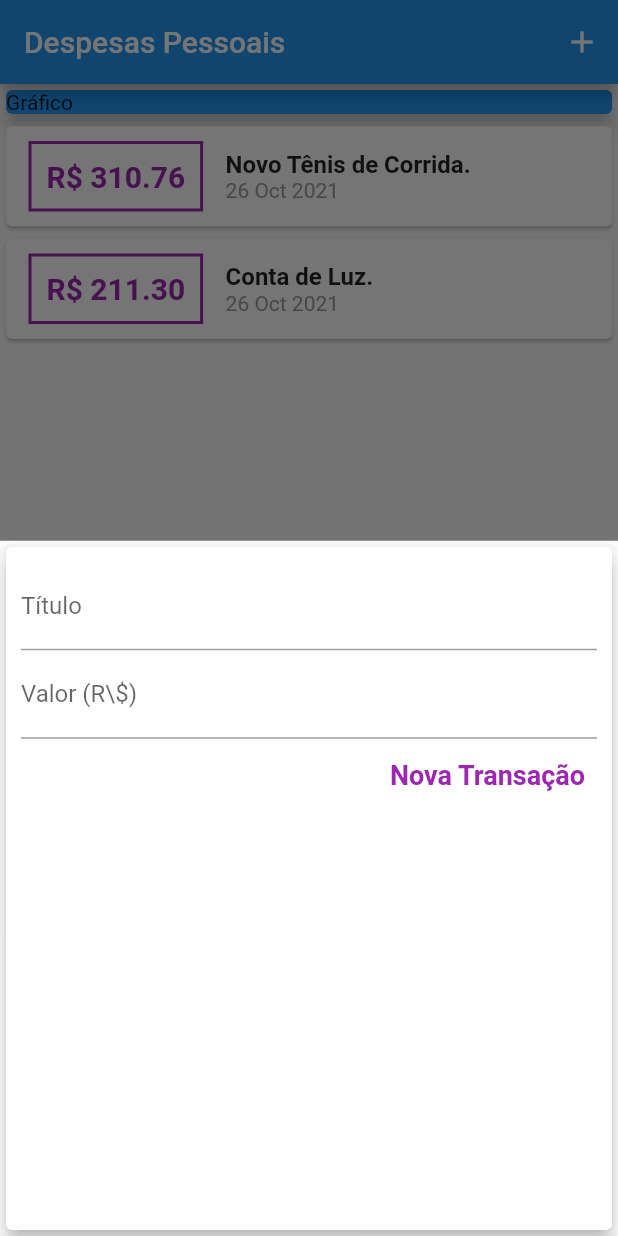
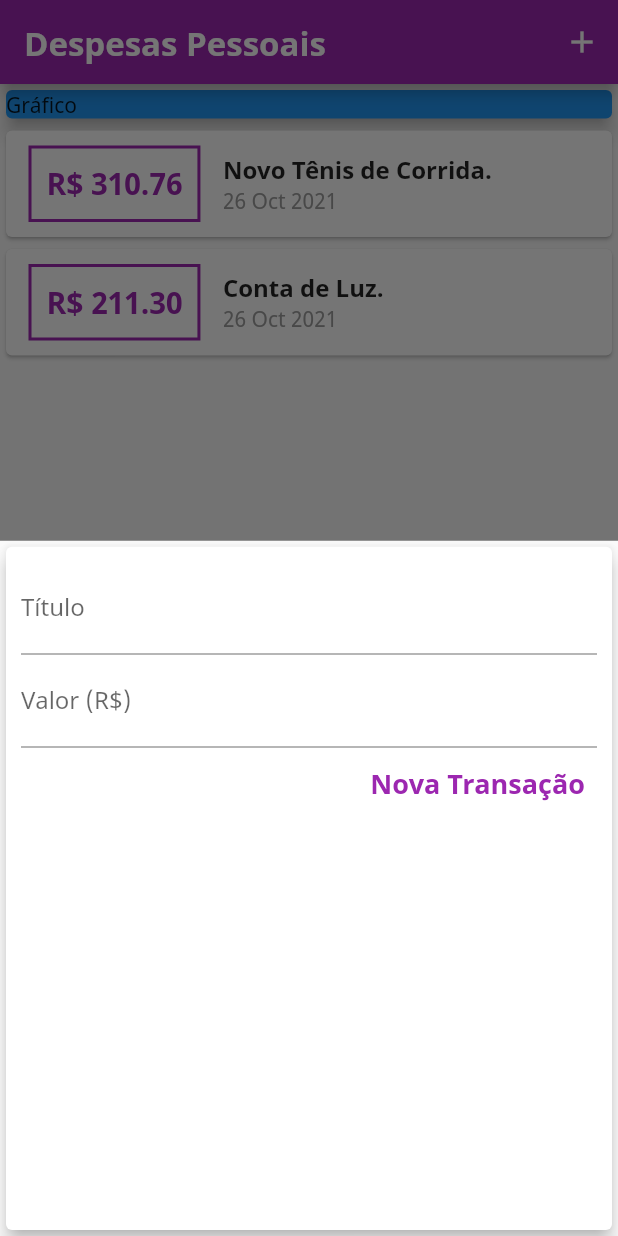
Before and after one commit to renatorv/expenses, a Flutter app: the screen it shows after launch, after a tap on the "add" icon, on a phone screen of 412 x 824 dp. Run offline on Flutter 3.47's test engine with Material 2 defaults, Android fonts, the phone set to English and light mode, and no system bars.

```diff
--- a/lib/components/transaction_form.dart
+++ b/lib/components/transaction_form.dart
@@ -15,7 +15,7 @@ class _TransactionFormState extends State<TransactionForm> {
 
   _submitForm() {
     final title = titleController.text;
-    final value = double.tryParse(valueController.text) ?? 0.0;
+    final value = double.tryParse(valueController.text.replaceAll(',', '.')) ?? 0.0;
 
     if(title.isEmpty || value <= 0){
       return;
@@ -44,7 +44,7 @@ class _TransactionFormState extends State<TransactionForm> {
               keyboardType: TextInputType.numberWithOptions(decimal: true),
               onSubmitted: (_) => _submitForm(),
               decoration: const InputDecoration(
-                labelText: r'Valor (R\$)',
+                labelText: 'Valor (R\$)',
               ),
             ),
             Row(
--- a/lib/components/transaction_list.dart
+++ b/lib/components/transaction_list.dart
@@ -25,7 +25,7 @@ class TransactionList extends StatelessWidget {
                   ),
                   decoration: BoxDecoration(
                     border: Border.all(
-                      color: Colors.purple,
+                      color: Theme.of(context).primaryColor,
                       width: 2,
                     ),
                   ),
--- a/lib/main.dart
+++ b/lib/main.dart
@@ -13,6 +13,11 @@ class ExpensesApp extends StatelessWidget {
     return MaterialApp(
       debugShowCheckedModeBanner: false,
       home: MyHomePage(),
+      theme: ThemeData(
+        primarySwatch: Colors.purple,
+        accentColor: Colors.amber[200],
+        fontFamily: 'NotoSans',
+      ),
     );
   }
 }
@@ -66,7 +71,14 @@ class _MyHomePageState extends State<MyHomePage> {
   Widget build(BuildContext context) {
     return Scaffold(
       appBar: AppBar(
-        title: const Text('Despesas Pessoais'),
+        title: const Text(
+          'Despesas Pessoais',
+          style: TextStyle(
+            // fontFamily: 'Lancelot',
+            fontSize: 22,
+            fontWeight: FontWeight.bold,
+          ),
+        ),
         actions: [
           IconButton(
             onPressed: () => _openTransactionFormModal(context),
```
Also changed, not shown: pubspec.yaml (+16 -13 lines), assets/fonts/Lancelot-Regular.ttf (added), assets/fonts/NotoSans-Bold.ttf (added), assets/fonts/NotoSans-Regular.ttf (added), assets/fonts/Spectral-Bold.ttf (added), assets/fonts/Spectral-Regular.ttf (added), assets/images/waiting.png (added), 1 other file.
